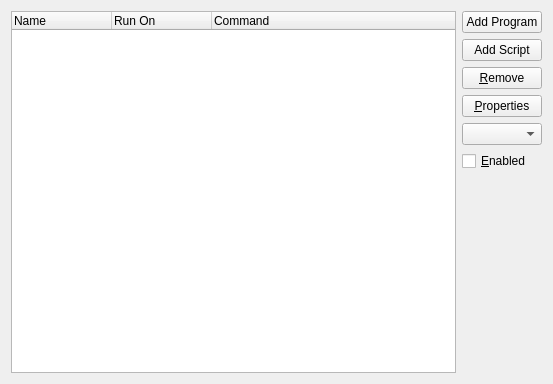
Qt form kcontrol/autostart/autostartconfig.ui (mgottschlag/kwin-tiling) before a commit.
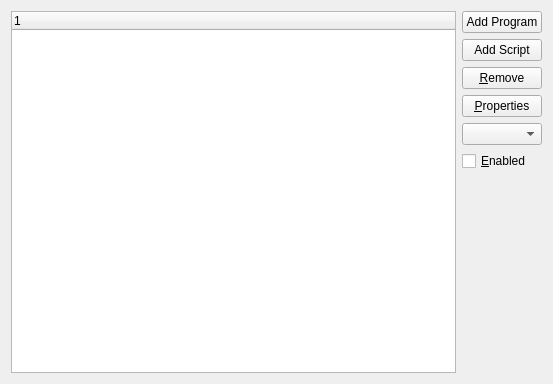
The same form after that commit.

Commit message: Add new column to signal status (enable/disable)

What changed in the file:
```diff
--- a/kcontrol/autostart/autostartconfig.ui
+++ b/kcontrol/autostart/autostartconfig.ui
@@ -15,21 +15,6 @@
      <property name="rootIsDecorated" >
       <bool>false</bool>
      </property>
-     <column>
-      <property name="text" >
-       <string>Name</string>
-      </property>
-     </column>
-     <column>
-      <property name="text" >
-       <string>Run On</string>
-      </property>
-     </column>
-     <column>
-      <property name="text" >
-       <string>Command</string>
-      </property>
-     </column>
     </widget>
    </item>
    <item row="0" column="1" >
```
The commit also changes 2 other files.
